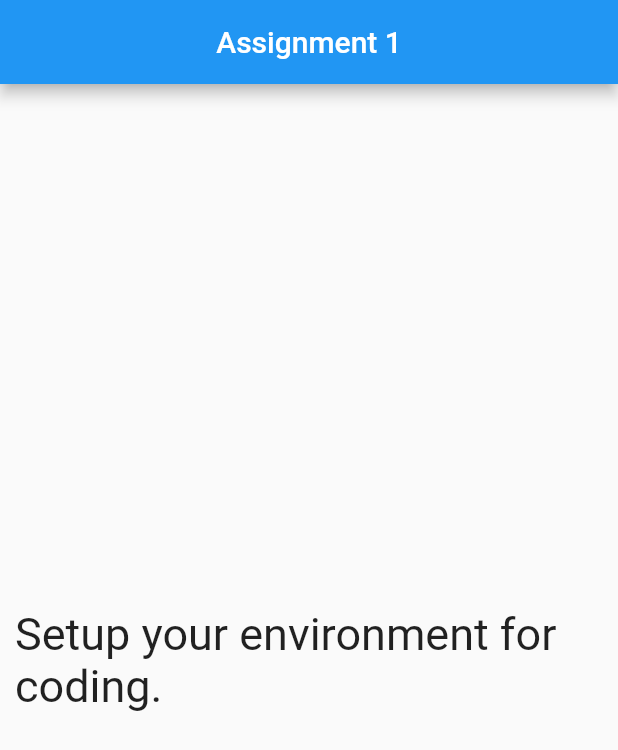
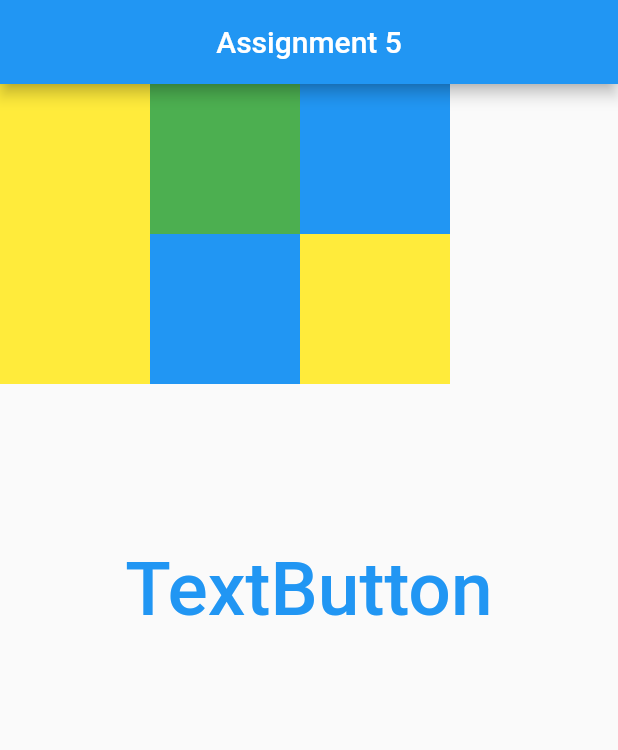
Before and after one commit to hamidhosen42/Flutter-Apps-Development-4th-Batch, a Flutter app: the screen it shows after launch, on a phone screen of 412 x 824 dp. Shown: the top 750 px of the screen. Run offline on Flutter 3.47's test engine with Material 2 defaults, Android fonts, the phone set to English and light mode, and no system bars.

Commit message:
assinment-5

```diff
--- a/assignment_5/lib/main.dart
+++ b/assignment_5/lib/main.dart
@@ -16,13 +16,62 @@ class MyApp extends StatelessWidget {
       home: SafeArea(
         child: Scaffold(
           appBar: AppBar(
-            title: Text("Assignment 1"),
+            title: Text("Assignment 5"),
             centerTitle: true,
           ),
           body: Center(
-            child: Padding(
-              padding: const EdgeInsets.all(10.0),
-              child: Text("Setup your environment for coding.",style: TextStyle(fontSize: 30),),
+            child: Column(
+              children: [
+                Row(
+                  children: [
+                    Container(
+                      height: 100,
+                      width: 100,
+                      color: Colors.yellow,
+                    ),
+                    Container(
+                      height: 100,
+                      width: 100,
+                      color: Colors.green,
+                    ),
+                    Container(
+                      height: 100,
+                      width: 100,
+                      color: Colors.blue,
+                    )
+                  ],
+                ),
+                Row(
+                  children: [
+                    Container(
+                      height: 100,
+                      width: 100,
+                      color: Colors.yellow,
+                    ),
+                    Container(
+                      height: 100,
+                      width: 100,
+                      color: Colors.blue,
+                    ),
+                    Container(
+                      height: 100,
+                      width: 100,
+                      color: Colors.yellow,
+                    ),
+                  ],
+                ),
+                SizedBox(
+                  height: 100,
+                ),
+                TextButton(
+                  style: ButtonStyle(
+                    foregroundColor:
+                        MaterialStateProperty.all<Color>(Colors.blue),
+                  ),
+                  onPressed: () {},
+                  child: Text('TextButton',style: TextStyle(fontSize: 50),),
+                )
+              ],
             ),
           ),
         ),
```
